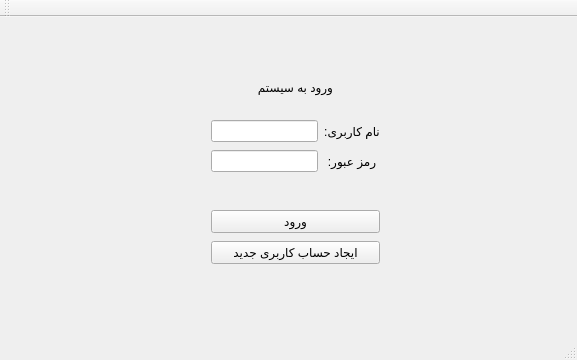
Old version of the form University-resource-management/login.ui in the repository M-JavadHeydarpour/University-resource-management.
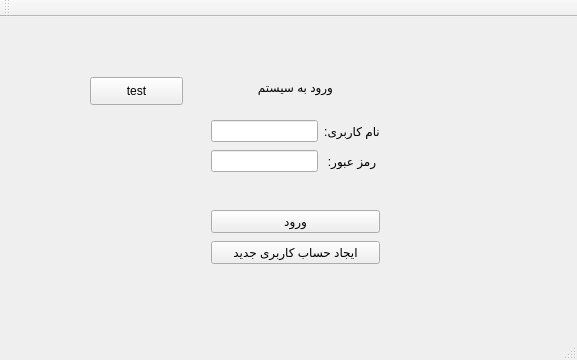
New version of the form. The open tabs and pages were chosen to show the change.

Commit message: fix bugs of persons_database class

What changed in the file:
```diff
--- a/University-resource-management/login.ui
+++ b/University-resource-management/login.ui
@@ -156,6 +156,19 @@
        </item>
       </layout>
      </widget>
+     <widget class="QPushButton" name="PB_test">
+      <property name="geometry">
+       <rect>
+        <x>50</x>
+        <y>50</y>
+        <width>93</width>
+        <height>28</height>
+       </rect>
+      </property>
+      <property name="text">
+       <string>test</string>
+      </property>
+     </widget>
     </widget>
     <widget class="QWidget" name="page_2">
      <widget class="QWidget" name="verticalLayoutWidget_2">
```
Left out of the diff: 2 changed lines with no effect on the pictures. The commit also changes 4 other files.
